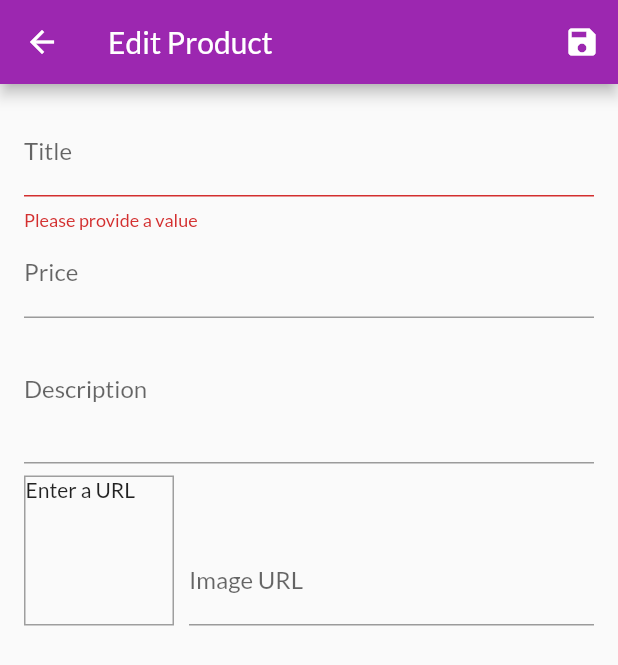
After one commit to komnatadeveloper/shop_app, a Flutter app: the EditProductScreen screen opened by its route, after a tap on the "save" icon, on a phone screen of 412 x 824 dp. The commit adds this screen. Shown: the top 665 px of the screen. Run offline on Flutter 3.47's test engine with Material 2 defaults, Android fonts, the phone set to English and light mode, and no system bars; network calls fail.

Commit message:
we have seen how to validate inputs

```diff
--- a/lib/main.dart
+++ b/lib/main.dart
@@ -10,6 +10,8 @@ import './screens/products_overview_screen.dart';
 import './screens/product_detail_screen.dart';
 import './screens/cart_screen.dart';
 import './screens/orders_screen.dart';
+import './screens/user_products_screen.dart';
+import './screens/edit_product_screen.dart';
 
 void main() => runApp(MyApp());
 
@@ -42,7 +44,9 @@ class MyApp extends StatelessWidget {
         routes: {
           ProductDetailScreen.routeName : (ctx) => ProductDetailScreen(),
           CartScreen.routeName : (ctx) => CartScreen(),
-          OrdersScreen.routeName : (ctx) => OrdersScreen()
+          OrdersScreen.routeName : (ctx) => OrdersScreen(),
+          UserProductsScreen.routeName : (ctx) => UserProductsScreen(),
+          EditProductScreen.routeName : (ctx) => EditProductScreen(),
         },
       ),
     );
--- /dev/null
+++ b/lib/screens/edit_product_screen.dart
@@ -0,0 +1,206 @@
+import 'package:flutter/material.dart';
+
+import '../providers/product.dart';
+
+class EditProductScreen extends StatefulWidget {
+
+  static const routeName = '/edit-product';
+
+  @override
+  _EditProductScreenState createState() => _EditProductScreenState();
+}
+
+class _EditProductScreenState extends State<EditProductScreen> {
+
+  final _priceFocusNode = FocusNode();
+  final _descriptionFocusNode = FocusNode();
+  final _imageUrlController = TextEditingController();
+  final _imageUrlFocusNode = FocusNode();
+  final _formGlobalKey = GlobalKey<FormState>();
+
+  var _editedProduct = Product(
+    id: null,
+    title: '',
+    price: 0,
+    description: '',
+    imageUrl: ''
+  );
+
+  @override
+  void initState() {
+
+    _imageUrlFocusNode.addListener(_updateImageUrl);
+    super.initState();
+  }
+
+  @override
+  void dispose() {
+    _imageUrlFocusNode.removeListener(_updateImageUrl);
+    _priceFocusNode.dispose();
+    _descriptionFocusNode.dispose();
+    _imageUrlController.dispose();
+    _imageUrlFocusNode.dispose();
+
+    super.dispose();
+  }
+
+  void _updateImageUrl ( ) {
+    if( !_imageUrlFocusNode.hasFocus) {
+      setState(() {
+
+      });
+    }
+  }
+
+  void _saveForm () {
+    final isValid = _formGlobalKey.currentState.validate();
+    if( !isValid ) {
+      return;
+    }
+
+    _formGlobalKey.currentState.save();
+  }
+
+
+  @override
+  Widget build(BuildContext context) {
+    return Scaffold(
+      appBar: AppBar(
+        title: Text('Edit Product'),
+        actions: <Widget>[
+          IconButton(
+            icon: Icon(Icons.save),
+            onPressed: _saveForm,
+          )
+        ],
+      ),
+      body: Padding(
+        padding: const EdgeInsets.all(16.0),
+        child: Form(
+          key: _formGlobalKey,
+          child: ListView(
+            children: <Widget>[
+              TextFormField(
+                decoration: InputDecoration(
+                  labelText: 'Title',
+                ),
+                textInputAction: TextInputAction.next,
+                onFieldSubmitted: ( _ ) {
+                  FocusScope.of(context).requestFocus( _priceFocusNode );
+                },
+                validator: ( value ) {
+                  // return null;   Excepted as validated
+
+                  if( value.isEmpty) {
+                    return 'Please provide a value';
+                  }
+                  return null;
+                },
+                onSaved: ( value ) {
+                  _editedProduct = Product(
+                    title: value,
+                    price: _editedProduct.price,
+                    description: _editedProduct.description,
+                    imageUrl: _editedProduct.imageUrl,
+                    id: null
+                  );
+                },
+              ),
+              TextFormField(
+                decoration: InputDecoration(
+                  labelText: 'Price'
+                ),
+                textInputAction: TextInputAction.next,
+                keyboardType: TextInputType.number,
+                focusNode: _priceFocusNode,
+                onFieldSubmitted: ( _ ) {
+                  FocusScope.of(context).requestFocus( _descriptionFocusNode );
+                },
+                onSaved: ( value ) {
+                  _editedProduct = Product(
+                    title: _editedProduct.title,
+                    price: double.parse(value),
+                    description: _editedProduct.description,
+                    imageUrl: _editedProduct.imageUrl,
+                    id: null
+                  );
+                },
+              ),
+              TextFormField(
+                decoration: InputDecoration(
+                  labelText: 'Description'
+                ),
+                maxLines: 3,
+                // textInputAction: TextInputAction.next,
+                keyboardType: TextInputType.multiline,
+                focusNode: _descriptionFocusNode,
+                onSaved: ( value ) {
+                  _editedProduct = Product(
+                    title: _editedProduct.title,
+                    price: _editedProduct.price,
+                    description: value,
+                    imageUrl: _editedProduct.imageUrl,
+                    id: null
+                  );
+                },
+              ),
+              Row(
+                crossAxisAlignment: CrossAxisAlignment.end,
+                children: <Widget>[
+                  Container(
+                    width: 100,
+                    height: 100,
+                    margin: EdgeInsets.only(
+                      top: 8,
+                      right: 10
+                    ),
+                    decoration: BoxDecoration(
+                      border: Border.all(
+                        width: 1.0,
+                        color: Colors.grey
+                      )
+                    ),
+                    child: _imageUrlController.text.isEmpty
+                      ?
+                      Text('Enter a URL')
+                      :
+                      FittedBox(
+                        child: Image.network(
+                          _imageUrlController.text,
+                          fit: BoxFit.cover,
+                        ),
+                      )
+                  ),
+                  Expanded(
+                    child: TextFormField(
+                      decoration: InputDecoration(
+                        labelText: 'Image URL',
+                      ),
+                      keyboardType: TextInputType.url,
+                      textInputAction: TextInputAction.done,
+                      controller: _imageUrlController,
+                      focusNode: _imageUrlFocusNode,
+                      onFieldSubmitted: ( _ )  {
+                        _saveForm();
+                      },
+                      onSaved: ( value ) {
+                        _editedProduct = Product(
+                          title: _editedProduct.title,
+                          price: _editedProduct.price,
+                          description: _editedProduct.description,
+                          imageUrl: value,
+                          id: null
+                        );
+                      },
+
+                    ),
+                  )
+                ],
+              )
+            ],
+          ),
+        ),
+      ),
+    );
+  }
+}
```
Also changed, not shown: lib/providers/cart_provider.dart (+21 -0 lines), lib/screens/user_products_screen.dart (added, +57 -0 lines), lib/widgets/app_drawer.dart (+15 -0 lines), lib/widgets/cart_item.dart (+31 -0 lines), lib/widgets/product_item.dart (+21 -0 lines), lib/widgets/user_product_item.dart (added, +42 -0 lines).
